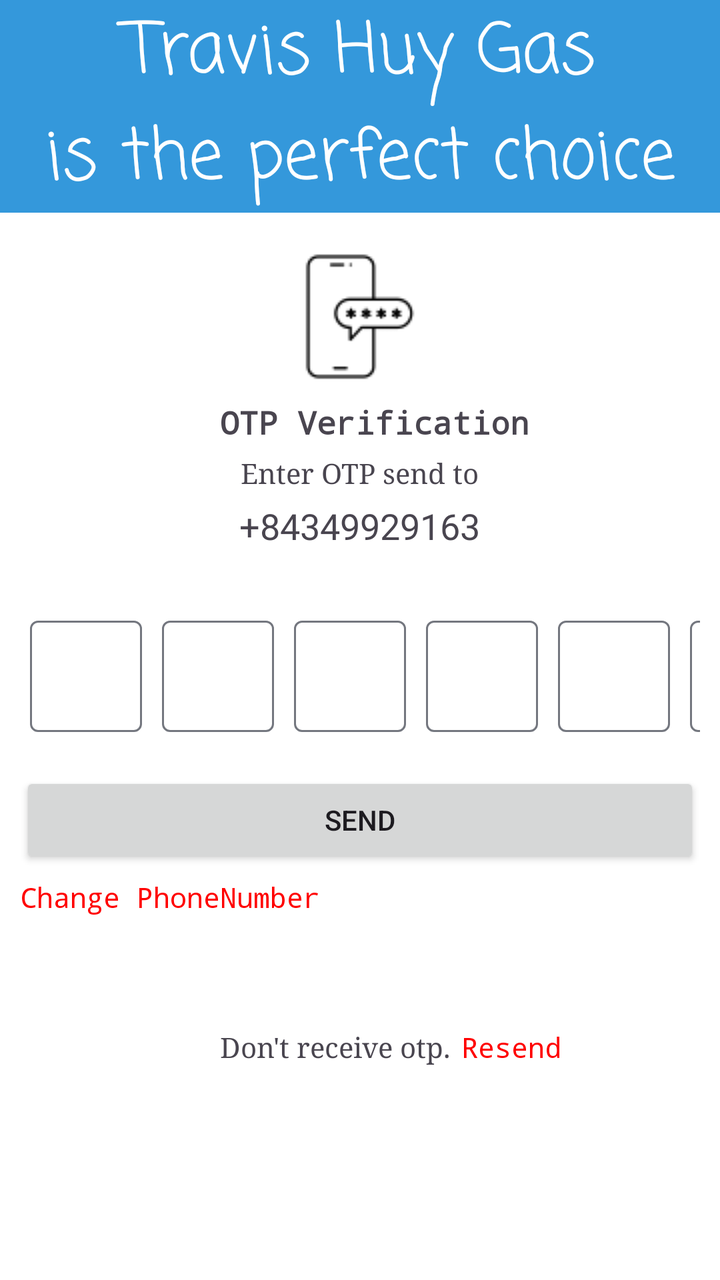
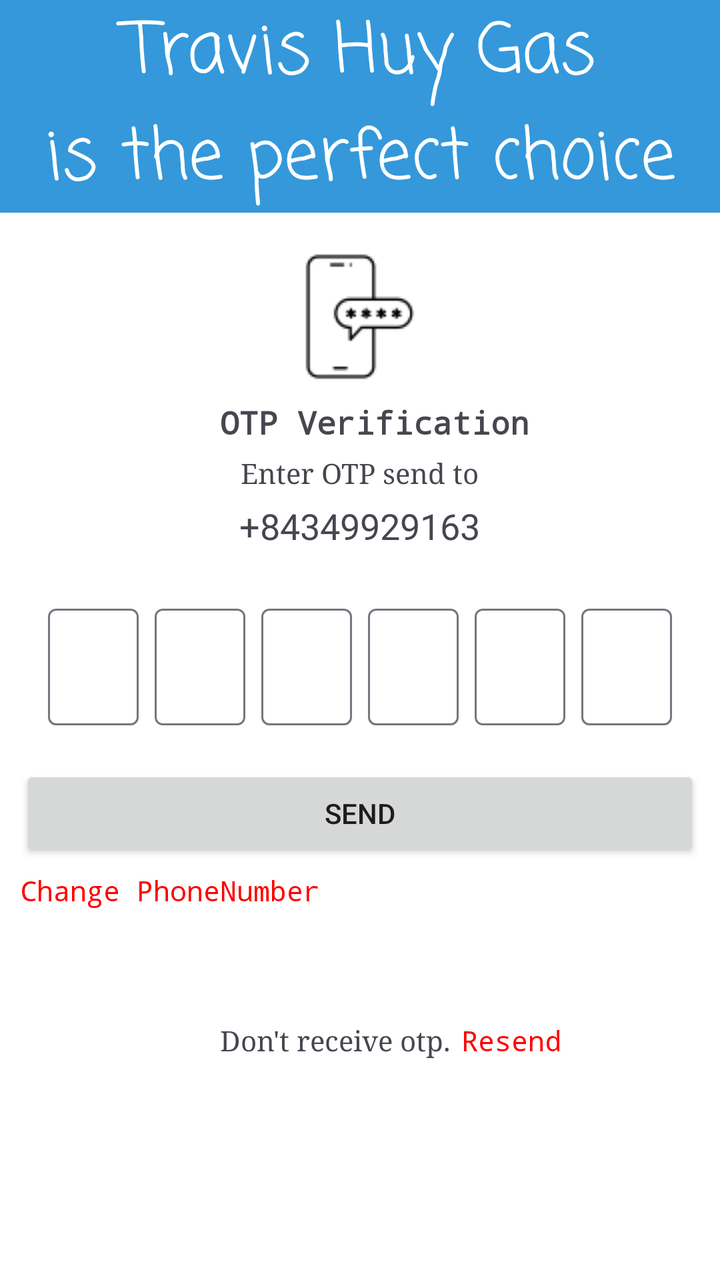

The first picture is an Android layout as it rendered before a commit; the second is the same layout after the commit. The layout source and the unified diff follow.
<!-- AndroidManifest.xml: application theme Theme.Gas24h_7App -->
<!-- res/layout/activity_verification.xml -->
<?xml version="1.0" encoding="utf-8"?>
<androidx.constraintlayout.widget.ConstraintLayout xmlns:android="http://schemas.android.com/apk/res/android"
    xmlns:app="http://schemas.android.com/apk/res-auto"
    xmlns:tools="http://schemas.android.com/tools"
    android:layout_width="match_parent"
    android:layout_height="match_parent"
    tools:context=".ui.verify.VerificationActivity">
    <TextView
        android:id="@+id/textView"
        android:layout_width="match_parent"
        android:layout_height="wrap_content"
        android:layout_marginBottom="10dp"
        android:background="@color/light_primary"
        android:fontFamily="casual"
        android:gravity="center"
        android:text="@string/title"
        android:textColor="@color/white"
        android:textSize="35sp"
        app:layout_constraintBottom_toTopOf="@+id/linearLayout"
        app:layout_constraintEnd_toEndOf="parent"
        app:layout_constraintStart_toStartOf="parent"
        app:layout_constraintTop_toTopOf="parent" />

    <LinearLayout
        android:id="@+id/linearLayout"
        android:layout_width="match_parent"
        android:layout_height="wrap_content"
        android:orientation="vertical"
        app:layout_constraintEnd_toEndOf="parent"
        app:layout_constraintStart_toStartOf="parent"
        app:layout_constraintTop_toBottomOf="@+id/textView">

        <ImageView
            android:layout_width="64dp"
            android:layout_height="64dp"
            android:layout_gravity="center_horizontal"
            android:layout_marginTop="20dp"
            android:fontFamily="monospace"
            android:src="@drawable/icon_otp" />

        <TextView
            android:layout_width="wrap_content"
            android:layout_height="wrap_content"
            android:layout_gravity="center"
            android:layout_marginTop="10dp"
            android:layout_marginBottom="5dp"
            android:fontFamily="monospace"
            android:paddingStart="15dp"
            android:text="OTP Verification"
            android:textSize="16sp"
            android:textStyle="bold" />

        <TextView
            android:layout_width="wrap_content"
            android:layout_height="wrap_content"
            android:layout_gravity="center"
            android:layout_marginBottom="5dp"
            android:fontFamily="serif"
            android:text="Enter OTP send to" />

        <TextView
            android:id="@+id/tv_ver_phoneNumber"
            android:layout_width="wrap_content"
            android:layout_height="wrap_content"
            android:layout_gravity="center"
            android:fontFamily="@font/noto_sans_bold"
            android:text="+84349929163"
            android:textSize="18sp" />
    </LinearLayout>

    <androidx.constraintlayout.widget.ConstraintLayout
        android:id="@+id/constraintlayout"
        android:layout_width="match_parent"
        android:layout_height="wrap_content"
        android:layout_marginHorizontal="10dp"
        android:layout_marginTop="30dp"
        android:orientation="horizontal"
        app:layout_constraintEnd_toEndOf="parent"
        app:layout_constraintStart_toStartOf="parent"
        app:layout_constraintTop_toBottomOf="@+id/linearLayout">

        <com.google.android.material.textfield.TextInputLayout
            android:id="@+id/textField1"
            android:layout_width="wrap_content"
            android:layout_height="wrap_content"
            android:layout_marginStart="5dp"
            app:layout_constraintStart_toStartOf="parent"
            app:layout_constraintTop_toTopOf="parent"
            app:layout_constraintBottom_toBottomOf="parent"
            >

            <com.google.android.material.textfield.TextInputEditText
                android:id="@+id/ed_verification_otp1"
                android:layout_width="match_parent"
                android:layout_height="wrap_content"
                android:inputType="number" />
        </com.google.android.material.textfield.TextInputLayout>

        <com.google.android.material.textfield.TextInputLayout
            android:id="@+id/textField2"
            android:layout_width="wrap_content"
            android:layout_height="wrap_content"
            android:layout_marginStart="10dp"
            app:layout_constraintStart_toEndOf="@+id/textField1"
            app:layout_constraintTop_toTopOf="parent"
            app:layout_constraintBottom_toBottomOf="parent"
            >

            <com.google.android.material.textfield.TextInputEditText
                android:id="@+id/ed_verification_otp2"
                android:layout_width="match_parent"
                android:layout_height="wrap_content"
                android:inputType="number" />
        </com.google.android.material.textfield.TextInputLayout>

        <com.google.android.material.textfield.TextInputLayout
            android:id="@+id/textField3"
            android:layout_width="wrap_content"
            android:layout_height="wrap_content"
            android:layout_marginStart="10dp"
            app:layout_constraintStart_toEndOf="@+id/textField2"
            app:layout_constraintTop_toTopOf="parent"
            app:layout_constraintBottom_toBottomOf="parent"
            >

            <com.google.android.material.textfield.TextInputEditText
                android:id="@+id/ed_verification_otp3"
                android:layout_width="match_parent"
                android:layout_height="wrap_content"
                android:inputType="number" />
        </com.google.android.material.textfield.TextInputLayout>

        <com.google.android.material.textfield.TextInputLayout
            android:id="@+id/textField4"
            android:layout_width="wrap_content"
            android:layout_height="wrap_content"
            android:layout_marginStart="10dp"
            app:layout_constraintStart_toEndOf="@+id/textField3"
            app:layout_constraintTop_toTopOf="parent"
            app:layout_constraintBottom_toBottomOf="parent"
            >

            <com.google.android.material.textfield.TextInputEditText
                android:id="@+id/ed_verification_otp4"
                android:layout_width="match_parent"
                android:layout_height="wrap_content"
                android:inputType="number" />
        </com.google.android.material.textfield.TextInputLayout>

        <com.google.android.material.textfield.TextInputLayout
            android:id="@+id/textField5"
            android:layout_width="wrap_content"
            android:layout_height="wrap_content"
            android:layout_marginStart="10dp"
            app:layout_constraintStart_toEndOf="@+id/textField4"
            app:layout_constraintTop_toTopOf="parent"
            app:layout_constraintBottom_toBottomOf="parent"
            >

            <com.google.android.material.textfield.TextInputEditText
                android:id="@+id/ed_verification_otp5"
                android:layout_width="match_parent"
                android:layout_height="wrap_content"
                android:inputType="number" />
        </com.google.android.material.textfield.TextInputLayout>

        <com.google.android.material.textfield.TextInputLayout
            android:id="@+id/textField6"
            android:layout_width="wrap_content"
            android:layout_height="wrap_content"
            android:layout_marginStart="10dp"
            app:layout_constraintStart_toEndOf="@+id/textField5"
            app:layout_constraintTop_toTopOf="parent"
            app:layout_constraintBottom_toBottomOf="parent"
            >

            <com.google.android.material.textfield.TextInputEditText
                android:id="@+id/ed_verification_otp6"
                android:layout_width="match_parent"
                android:layout_height="wrap_content"
                android:inputType="number" />
        </com.google.android.material.textfield.TextInputLayout>
    </androidx.constraintlayout.widget.ConstraintLayout>

    <Button
        android:id="@+id/btn_send"
        android:layout_width="match_parent"
        android:layout_height="wrap_content"
        android:layout_marginHorizontal="10dp"
        android:layout_marginTop="20dp"
        android:text="SEND"
        app:layout_constraintTop_toBottomOf="@+id/constraintlayout" />

    <TextView
        android:id="@+id/change_phonenumber"
        android:layout_width="wrap_content"
        android:layout_height="wrap_content"
        android:text="Change PhoneNumber"
        android:layout_marginTop="5dp"
        android:fontFamily="monospace"
        android:textColor="@color/red"
        app:layout_constraintStart_toStartOf="@+id/btn_send"
        app:layout_constraintTop_toBottomOf="@+id/btn_send" />

    <TextView
        android:id="@+id/resend_otp"
        android:layout_width="wrap_content"
        android:layout_height="wrap_content"
        android:fontFamily="monospace"
        android:layout_marginStart="5dp"
        android:text="Resend"
        android:textColor="@color/red"
        app:layout_constraintBottom_toBottomOf="@+id/textView2"
        app:layout_constraintStart_toEndOf="@+id/textView2"
        app:layout_constraintTop_toTopOf="@+id/textView2" />

    <TextView
        android:id="@+id/textView2"
        android:layout_width="wrap_content"
        android:layout_height="wrap_content"
        android:layout_marginStart="110dp"
        android:layout_marginTop="80dp"
        android:fontFamily="serif"
        android:text="Don't receive otp."
        app:layout_constraintStart_toStartOf="parent"
        app:layout_constraintTop_toBottomOf="@+id/btn_send" />

    <ProgressBar
        android:id="@+id/verification_progressbar"
        android:layout_width="48dp"
        android:layout_height="48dp"
        app:layout_constraintBottom_toBottomOf="parent"
        app:layout_constraintEnd_toEndOf="parent"
        app:layout_constraintStart_toStartOf="parent"
        app:layout_constraintTop_toTopOf="parent"
        android:visibility="gone"
        />

</androidx.constraintlayout.widget.ConstraintLayout>
<!-- resources referenced by this layout -->
<resources>
  <color name="light_primary">#3498DB</color>
  <color name="red">#FF0000</color>
  <color name="white">#FFFFFFFF</color>
  <string name="title">Travis Huy Gas\nis the perfect choice</string>
  <style name="Theme.Gas24h_7App" parent="Base.Theme.Gas24h_7App" />
  <color name="md_theme_light_primary">@color/brand_blue</color>
  <color name="md_theme_light_onPrimary">#FFFFFF</color>
  <color name="md_theme_light_primaryContainer">#D1E4FF</color>
  <color name="md_theme_light_onPrimaryContainer">#001D36</color>
  <color name="md_theme_light_secondary">#0E5EAE</color>
  <color name="md_theme_light_onSecondary">#FFFFFF</color>
  <color name="md_theme_light_secondaryContainer">#D4E3FF</color>
  <color name="md_theme_light_onSecondaryContainer">#001B3D</color>
  <color name="md_theme_light_tertiary">#3498DB</color>
  <color name="md_theme_light_onTertiary">#FFFFFF</color>
  <color name="md_theme_light_tertiaryContainer">#D1E4FF</color>
  <color name="md_theme_light_onTertiaryContainer">#001D36</color>
  <color name="md_theme_light_error">#BA1A1A</color>
  <color name="md_theme_light_errorContainer">#FFDAD6</color>
  <color name="md_theme_light_onError">#FFFFFF</color>
  <color name="md_theme_light_onErrorContainer">#410002</color>
  <color name="md_theme_light_background">#FFFFFF</color>
  <color name="md_theme_light_onBackground">#1A1C1E</color>
  <color name="md_theme_light_surface">#F8F9FF</color>
  <color name="md_theme_light_onSurface">#1A1C1E</color>
  <color name="md_theme_light_surfaceVariant">#E1E2EC</color>
  <color name="md_theme_light_onSurfaceVariant">#44474F</color>
  <color name="md_theme_light_outline">#74777F</color>
  <color name="md_theme_light_inverseOnSurface">#F2F0F4</color>
  <color name="md_theme_light_inverseSurface">#2F3033</color>
  <color name="md_theme_light_surfaceTint">@color/brand_blue</color>
  <color name="md_theme_light_inversePrimary">#9ECAFF</color>
  <color name="brand_blue">#0066CC</color>
  <!-- unchanged entries left out for length: 2 -->
</resources>

<!-- the commit's change to res/layout/activity_verification.xml (unified diff, before → after) -->
@@ -69,117 +69,128 @@
     </LinearLayout>
 
     <androidx.constraintlayout.widget.ConstraintLayout
-        android:id="@+id/constraintlayout"
-        android:layout_width="match_parent"
-        android:layout_height="wrap_content"
-        android:layout_marginHorizontal="10dp"
-        android:layout_marginTop="30dp"
-        android:orientation="horizontal"
-        app:layout_constraintEnd_toEndOf="parent"
-        app:layout_constraintStart_toStartOf="parent"
+        android:id="@+id/otpLayout"
+        android:layout_width="match_parent"
+        android:layout_height="wrap_content"
+        android:layout_marginHorizontal="24dp"
+        android:layout_marginTop="24dp"
         app:layout_constraintTop_toBottomOf="@+id/linearLayout">
 
         <com.google.android.material.textfield.TextInputLayout
             android:id="@+id/textField1"
-            android:layout_width="wrap_content"
-            android:layout_height="wrap_content"
-            android:layout_marginStart="5dp"
+            android:layout_width="0dp"
+            android:layout_height="wrap_content"
+            android:layout_marginEnd="4dp"
+            app:layout_constraintEnd_toStartOf="@+id/textField2"
+            app:layout_constraintHorizontal_chainStyle="spread"
             app:layout_constraintStart_toStartOf="parent"
-            app:layout_constraintTop_toTopOf="parent"
-            app:layout_constraintBottom_toBottomOf="parent"
-            >
+            app:layout_constraintTop_toTopOf="parent">
 
             <com.google.android.material.textfield.TextInputEditText
                 android:id="@+id/ed_verification_otp1"
                 android:layout_width="match_parent"
                 android:layout_height="wrap_content"
-                android:inputType="number" />
+                android:gravity="center"
+                android:inputType="number"
+                android:maxLength="1"
+                android:textSize="18sp" />
         </com.google.android.material.textfield.TextInputLayout>
 
         <com.google.android.material.textfield.TextInputLayout
             android:id="@+id/textField2"
-            android:layout_width="wrap_content"
-            android:layout_height="wrap_content"
-            android:layout_marginStart="10dp"
+            android:layout_width="0dp"
+            android:layout_height="wrap_content"
+            android:layout_marginHorizontal="4dp"
+            app:layout_constraintEnd_toStartOf="@+id/textField3"
             app:layout_constraintStart_toEndOf="@+id/textField1"
-            app:layout_constraintTop_toTopOf="parent"
-            app:layout_constraintBottom_toBottomOf="parent"
-            >
+            app:layout_constraintTop_toTopOf="parent">
 
             <com.google.android.material.textfield.TextInputEditText
                 android:id="@+id/ed_verification_otp2"
                 android:layout_width="match_parent"
                 android:layout_height="wrap_content"
-                android:inputType="number" />
+                android:gravity="center"
+                android:inputType="number"
+                android:maxLength="1"
+                android:textSize="18sp" />
         </com.google.android.material.textfield.TextInputLayout>
 
         <com.google.android.material.textfield.TextInputLayout
             android:id="@+id/textField3"
-            android:layout_width="wrap_content"
-            android:layout_height="wrap_content"
-            android:layout_marginStart="10dp"
+            android:layout_width="0dp"
+            android:layout_height="wrap_content"
+            android:layout_marginHorizontal="4dp"
+            app:layout_constraintEnd_toStartOf="@+id/textField4"
             app:layout_constraintStart_toEndOf="@+id/textField2"
-            app:layout_constraintTop_toTopOf="parent"
-            app:layout_constraintBottom_toBottomOf="parent"
-            >
+            app:layout_constraintTop_toTopOf="parent">
 
             <com.google.android.material.textfield.TextInputEditText
                 android:id="@+id/ed_verification_otp3"
                 android:layout_width="match_parent"
                 android:layout_height="wrap_content"
-                android:inputType="number" />
+                android:gravity="center"
+                android:inputType="number"
+                android:maxLength="1"
+                android:textSize="18sp" />
         </com.google.android.material.textfield.TextInputLayout>
 
         <com.google.android.material.textfield.TextInputLayout
             android:id="@+id/textField4"
-            android:layout_width="wrap_content"
-            android:layout_height="wrap_content"
-            android:layout_marginStart="10dp"
+            android:layout_width="0dp"
+            android:layout_height="wrap_content"
+            android:layout_marginHorizontal="4dp"
+            app:layout_constraintEnd_toStartOf="@+id/textField5"
             app:layout_constraintStart_toEndOf="@+id/textField3"
-            app:layout_constraintTop_toTopOf="parent"
-            app:layout_constraintBottom_toBottomOf="parent"
-            >
+            app:layout_constraintTop_toTopOf="parent">
 
             <com.google.android.material.textfield.TextInputEditText
                 android:id="@+id/ed_verification_otp4"
                 android:layout_width="match_parent"
                 android:layout_height="wrap_content"
-                android:inputType="number" />
+                android:gravity="center"
+                android:inputType="number"
+                android:maxLength="1"
+                android:textSize="18sp" />
         </com.google.android.material.textfield.TextInputLayout>
 
         <com.google.android.material.textfield.TextInputLayout
             android:id="@+id/textField5"
-            android:layout_width="wrap_content"
-            android:layout_height="wrap_content"
-            android:layout_marginStart="10dp"
+            android:layout_width="0dp"
+            android:layout_height="wrap_content"
+            android:layout_marginHorizontal="4dp"
+            app:layout_constraintEnd_toStartOf="@+id/textField6"
             app:layout_constraintStart_toEndOf="@+id/textField4"
-            app:layout_constraintTop_toTopOf="parent"
-            app:layout_constraintBottom_toBottomOf="parent"
-            >
+            app:layout_constraintTop_toTopOf="parent">
 
             <com.google.android.material.textfield.TextInputEditText
                 android:id="@+id/ed_verification_otp5"
                 android:layout_width="match_parent"
                 android:layout_height="wrap_content"
-                android:inputType="number" />
+                android:gravity="center"
+                android:inputType="number"
+                android:maxLength="1"
+                android:textSize="18sp" />
         </com.google.android.material.textfield.TextInputLayout>
 
         <com.google.android.material.textfield.TextInputLayout
             android:id="@+id/textField6"
-            android:layout_width="wrap_content"
-            android:layout_height="wrap_content"
-            android:layout_marginStart="10dp"
+            android:layout_width="0dp"
+            android:layout_height="wrap_content"
+            android:layout_marginStart="4dp"
+            app:layout_constraintEnd_toEndOf="parent"
             app:layout_constraintStart_toEndOf="@+id/textField5"
-            app:layout_constraintTop_toTopOf="parent"
-            app:layout_constraintBottom_toBottomOf="parent"
-            >
+            app:layout_constraintTop_toTopOf="parent">
 
             <com.google.android.material.textfield.TextInputEditText
                 android:id="@+id/ed_verification_otp6"
                 android:layout_width="match_parent"
                 android:layout_height="wrap_content"
-                android:inputType="number" />
-        </com.google.android.material.textfield.TextInputLayout>
+                android:gravity="center"
+                android:inputType="number"
+                android:maxLength="1"
+                android:textSize="18sp" />
+        </com.google.android.material.textfield.TextInputLayout>
+
     </androidx.constraintlayout.widget.ConstraintLayout>
 
     <Button
@@ -189,7 +200,7 @@
         android:layout_marginHorizontal="10dp"
         android:layout_marginTop="20dp"
         android:text="SEND"
-        app:layout_constraintTop_toBottomOf="@+id/constraintlayout" />
+        app:layout_constraintTop_toBottomOf="@+id/otpLayout" />
 
     <TextView
         android:id="@+id/change_phonenumber"
